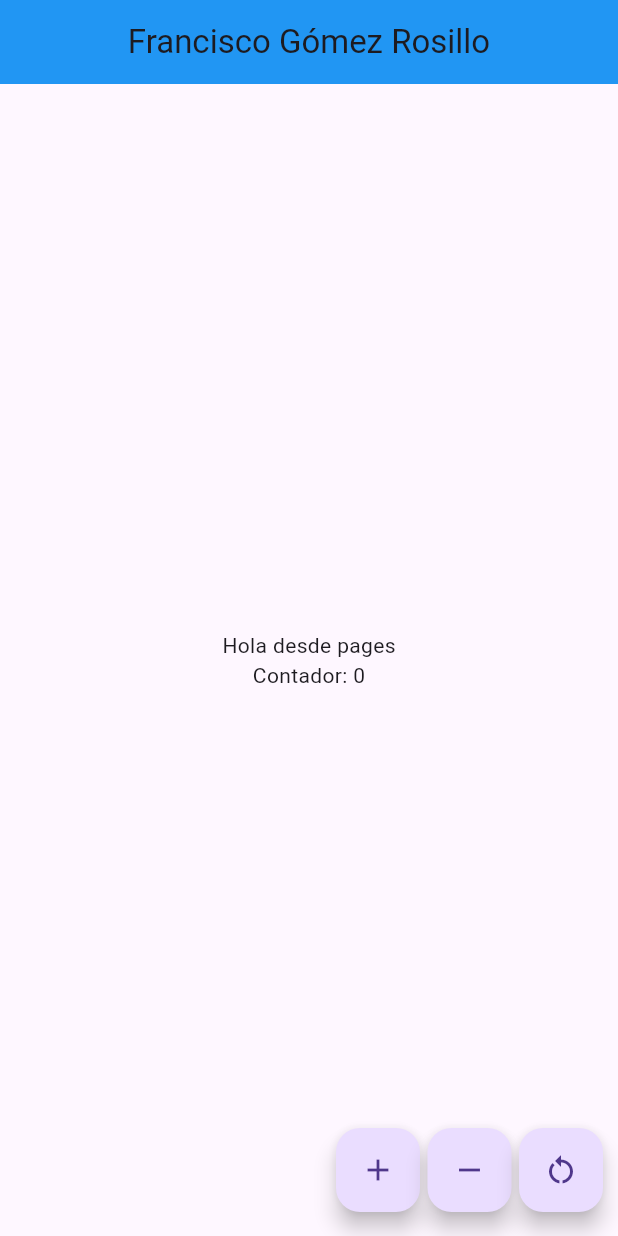
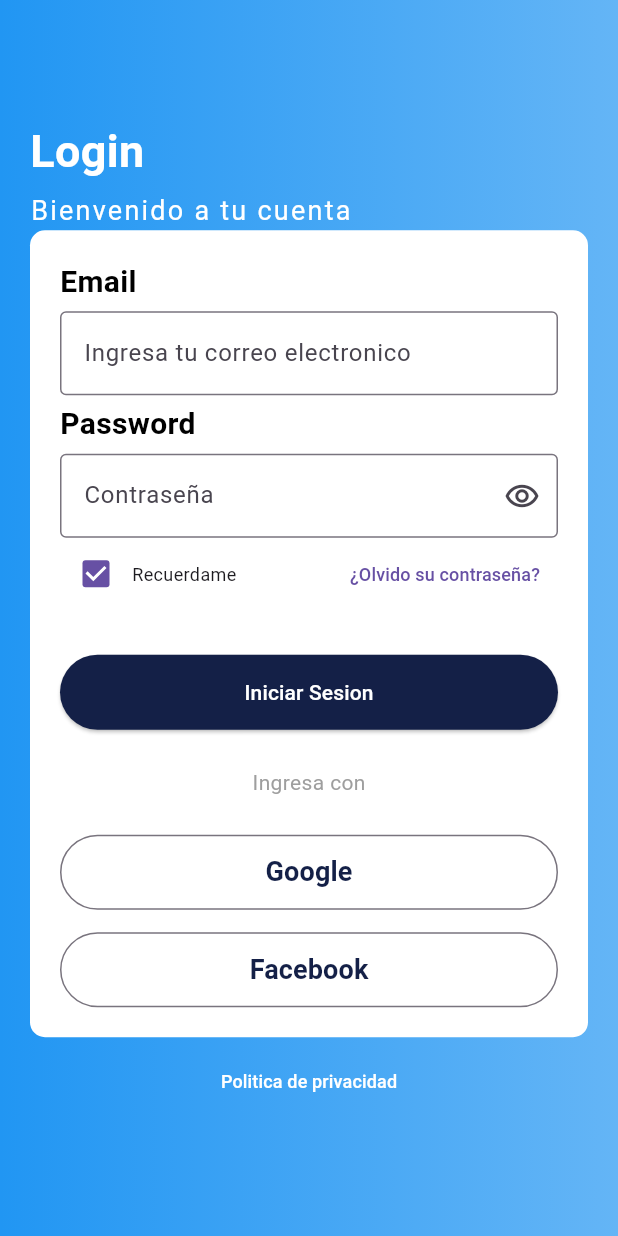
Before and after one commit to KiriShiroku/counter_test, a Flutter app: the screen it shows after launch, on a phone screen of 412 x 824 dp. Run offline on Flutter 3.47's test engine with Material 3 defaults, Android fonts, the phone set to English and light mode, and no system bars.

Commit message:
forgot password

```diff
--- a/lib/main.dart
+++ b/lib/main.dart
@@ -1,4 +1,5 @@
-import 'package:counter_test/pages/home_page.dart';
+// import 'package:counter_test/pages/home_page.dart';
+import 'package:counter_test/pages/login_page.dart';
 import 'package:flutter/material.dart';
 
 void main() => runApp(const MyApp());
@@ -9,8 +10,9 @@ class MyApp extends StatelessWidget {
   @override
   Widget build(BuildContext context) {
     return const MaterialApp(
+      debugShowCheckedModeBanner: false,
       title: 'Material App',
-      home: HomePage(),
+      home: LoginPage(),
     );
   }
 }
--- /dev/null
+++ b/lib/pages/forgot_password_page.dart
@@ -0,0 +1,34 @@
+
+import 'package:flutter/material.dart';
+
+class ForgotPassword extends StatelessWidget {
+  const ForgotPassword({Key? key}) : super(key: key);
+
+  @override
+  Widget build(BuildContext context) {
+    return Scaffold(
+      appBar: AppBar(
+        backgroundColor: Colors.blue,
+        elevation: 0,
+        title: const Text(
+          'Restaurar contraseña',
+          style: TextStyle(color: Colors.white),
+        ),
+      ),
+      body: Container(
+        color: Colors.white,
+        child: const Center(
+          child: Column(
+            mainAxisAlignment: MainAxisAlignment.center,
+            children: [
+              Text(
+                'Restaurar contraseña',
+                style: TextStyle(fontSize: 20),
+              ),
+            ],
+          ),
+        ),
+      ),
+    );
+  }
+}
--- /dev/null
+++ b/lib/pages/login_page.dart
@@ -0,0 +1,303 @@
+import 'package:flutter/material.dart';
+import 'package:counter_test/pages/forgot_password_page.dart';
+
+class LoginPage extends StatefulWidget {
+  const LoginPage({super.key});
+
+  @override
+  State<LoginPage> createState() => _LoginPageState();
+}
+
+class _LoginPageState extends State<LoginPage> {
+  @override
+  Widget build(BuildContext context) {
+    return const Scaffold(
+      body: Stack(
+        children: [
+          Fondo(),
+          Contenido(),
+        ],
+      ),
+    );
+  }
+}
+
+class Fondo extends StatelessWidget {
+  const Fondo({super.key});
+
+  @override
+  Widget build(BuildContext context) {
+    return Container(
+      decoration: BoxDecoration(
+          gradient: LinearGradient(
+        colors: [Colors.blue.shade300, Colors.blue],
+        begin: Alignment.centerRight,
+        end: Alignment.centerLeft,
+      )),
+    );
+  }
+}
+
+class Contenido extends StatefulWidget {
+  const Contenido({super.key});
+
+  @override
+  State<Contenido> createState() => _ContenidoState();
+}
+
+class _ContenidoState extends State<Contenido> {
+  @override
+  Widget build(BuildContext context) {
+    return const Padding(
+      padding: EdgeInsets.symmetric(horizontal: 20),
+      child: Column(
+        mainAxisAlignment: MainAxisAlignment.center,
+        crossAxisAlignment: CrossAxisAlignment.start,
+        children: [
+          Text(
+            'Login',
+            style: TextStyle(
+              color: Colors.white,
+              fontWeight: FontWeight.bold,
+              fontSize: 30,
+            ),
+          ),
+          SizedBox(
+            height: 5,
+          ),
+          Text(
+            'Bienvenido a tu cuenta',
+            style: TextStyle(
+              color: Colors.white,
+              fontSize: 18,
+              letterSpacing: 1.5,
+            ),
+          ),
+          Datos(),
+          SizedBox(
+            height: 5,
+          ),
+          Privacidad(),
+        ],
+      ),
+    );
+  }
+}
+
+class Datos extends StatefulWidget {
+  const Datos({super.key});
+
+  @override
+  State<Datos> createState() => _DatosState();
+}
+
+class _DatosState extends State<Datos> {
+  bool showPassword = true;
+
+  @override
+  Widget build(BuildContext context) {
+    return Container(
+      padding: const EdgeInsets.all(20),
+      decoration: BoxDecoration(
+        borderRadius: BorderRadius.circular(10),
+        color: Colors.white,
+      ),
+      child: Column(
+        crossAxisAlignment: CrossAxisAlignment.start,
+        children: [
+          const Text(
+            'Email',
+            style: TextStyle(
+              color: Colors.black,
+              fontWeight: FontWeight.bold,
+              fontSize: 20,
+            ),
+          ),
+          const SizedBox(
+            height: 5,
+          ),
+          TextFormField(
+            keyboardType: TextInputType.emailAddress,
+            decoration: const InputDecoration(
+              border: OutlineInputBorder(),
+              hintText: 'Ingresa tu correo electronico',
+            ),
+          ),
+          const SizedBox(
+            height: 5,
+          ),
+          const Text(
+            'Password',
+            style: TextStyle(
+              color: Colors.black,
+              fontWeight: FontWeight.bold,
+              fontSize: 20,
+            ),
+          ),
+          const SizedBox(
+            height: 5,
+          ),
+          TextFormField(
+            obscureText: showPassword,
+            decoration: InputDecoration(
+              border: const OutlineInputBorder(),
+              hintText: 'Contraseña',
+              suffixIcon: IconButton(
+                icon: const Icon(Icons.remove_red_eye_outlined),
+                onPressed: () => {
+                  setState(() {
+                    showPassword == true
+                        ? showPassword = true
+                        : showPassword = false;
+                  }),
+                },
+              ),
+            ),
+          ),
+          const Remember(),
+          const SizedBox(
+            height: 30,
+          ),
+          const Botones(),
+        ],
+      ),
+    );
+  }
+}
+
+class Remember extends StatefulWidget {
+  const Remember({super.key});
+
+  @override
+  State<Remember> createState() => _RememberState();
+}
+
+class _RememberState extends State<Remember> {
+  bool ischecked = true;
+
+  void forgotPassword() {
+  Navigator.push(
+    context,
+    MaterialPageRoute(builder: (context) => const ForgotPassword()),
+  );}
+
+  @override
+  Widget build(BuildContext context) {
+    return Row(
+      children: [
+        Checkbox(
+            value: ischecked,
+            onChanged: (value) => {
+                  setState(() => ischecked == false
+                      ? ischecked = true
+                      : ischecked = false),
+                }),
+        const Text(
+          'Recuerdame',
+          style: TextStyle(fontSize: 12),
+        ),
+        const Spacer(),
+          TextButton(
+            onPressed: forgotPassword,
+            child: const Text(
+              '¿Olvido su contraseña?',
+              style: TextStyle(fontSize: 12),
+            )),
+      ],
+    );
+  }
+}
+
+class Botones extends StatelessWidget {
+  const Botones({super.key});
+
+  @override
+  Widget build(BuildContext context) {
+    return Column(
+      children: [
+        SizedBox(
+          width: double.infinity,
+          height: 50,
+          child: ElevatedButton(
+            onPressed: () => {},
+            style: ButtonStyle(
+              backgroundColor: MaterialStateProperty.all<Color>(
+                const Color(0xff142047),
+              ),
+            ),
+            child: const Text('Iniciar Sesion',
+                style: TextStyle(color: Colors.white)),
+          ),
+        ),
+        const SizedBox(
+          height: 25,
+          width: double.infinity,
+        ),
+        const Text(
+          "Ingresa con",
+          style: TextStyle(
+            color: Colors.grey,
+          ),
+        ),
+        const SizedBox(
+          height: 25,
+          width: double.infinity,
+        ),
+        SizedBox(
+          width: double.infinity,
+          height: 50,
+          child: OutlinedButton(
+            onPressed: () => {},
+            child: const Text(
+              'Google',
+              style: TextStyle(
+                color: Color(0xff142047),
+                fontWeight: FontWeight.bold,
+                fontSize: 18,
+              ),
+            ),
+          ),
+        ),
+        const SizedBox(
+          height: 15,
+          width: double.infinity,
+        ),
+        SizedBox(
+          width: double.infinity,
+          height: 50,
+          child: OutlinedButton(
+            onPressed: () => {},
+            child: const Text(
+              'Facebook',
+              style: TextStyle(
+                color: Color(0xff142047),
+                fontWeight: FontWeight.bold,
+                fontSize: 18,
+              ),
+            ),
+          ),
+        ),
+      ],
+    );
+  }
+}
+
+class Privacidad extends StatelessWidget {
+  const Privacidad({super.key});
+
+  @override
+  Widget build(BuildContext context) {
+    return Center(
+      child: TextButton(
+        onPressed: () => {},
+        child: const Text(
+          'Politica de privacidad',
+          style: TextStyle(
+            color: Colors.white,
+            fontSize: 12,
+          ),
+        ),
+      ),
+    );
+  }
+}
```
